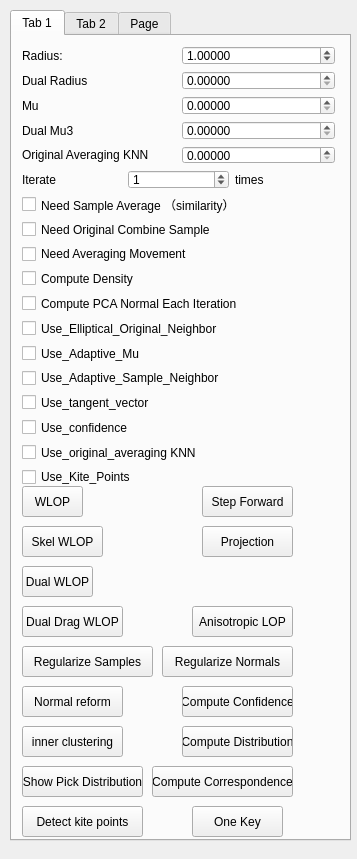
Before: the Qt Designer form point-cloud-2015/UI/para_wlop.ui in sunwaylive/Point-Cloud-Processing-2015, drawn with Qt 5.
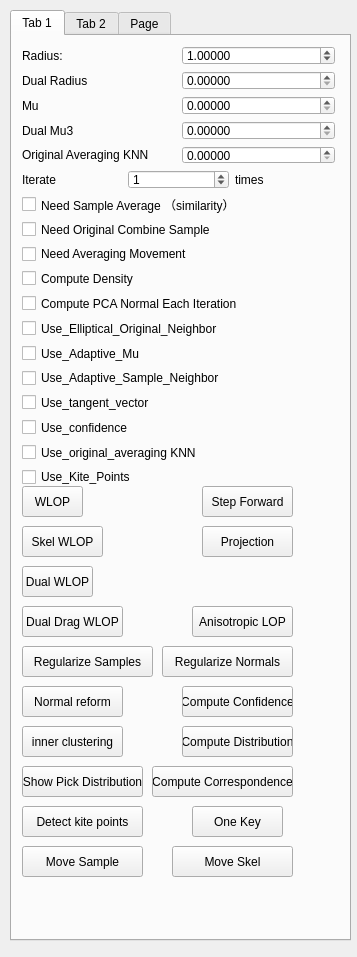
After: the same form once the commit is applied. The open tabs and pages were chosen to show the change.

Diff of the .ui file:
```diff
--- a/point-cloud-2015/UI/para_wlop.ui
+++ b/point-cloud-2015/UI/para_wlop.ui
@@ -7,7 +7,7 @@
     <x>0</x>
     <y>0</y>
     <width>357</width>
-    <height>859</height>
+    <height>957</height>
    </rect>
   </property>
   <property name="windowTitle">
@@ -19,7 +19,7 @@
      <x>10</x>
      <y>10</y>
      <width>341</width>
-     <height>831</height>
+     <height>931</height>
     </rect>
    </property>
    <property name="currentIndex">
@@ -491,6 +491,32 @@
       <string>One Key</string>
      </property>
     </widget>
+    <widget class="QPushButton" name="move_sample_2">
+     <property name="geometry">
+      <rect>
+       <x>10</x>
+       <y>810</y>
+       <width>121</width>
+       <height>31</height>
+      </rect>
+     </property>
+     <property name="text">
+      <string>Move Sample</string>
+     </property>
+    </widget>
+    <widget class="QPushButton" name="move_skel">
+     <property name="geometry">
+      <rect>
+       <x>160</x>
+       <y>810</y>
+       <width>121</width>
+       <height>31</height>
+      </rect>
+     </property>
+     <property name="text">
+      <string>Move Skel</string>
+     </property>
+    </widget>
    </widget>
    <widget class="QWidget" name="tab_2">
     <attribute name="title">
```
Left out of the diff: 2 changed lines with no effect on the pictures.
